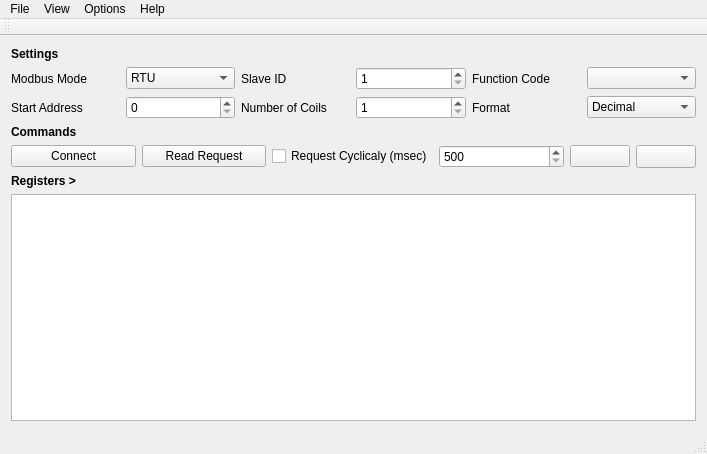
First picture: the form in forms/mainwindow.ui, repository ExplorerOL/QModbusExplorer, before the edit.
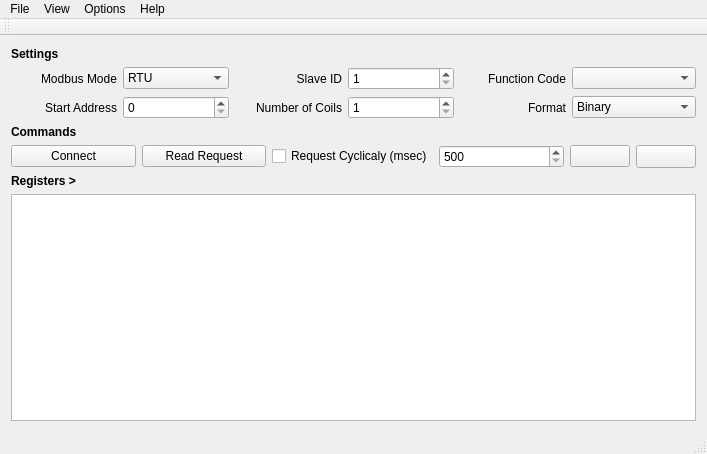
Second picture: the form after the edit. Icons and pictures are not drawn.

What changed in the file:
```diff
--- a/forms/mainwindow.ui
+++ b/forms/mainwindow.ui
@@ -39,6 +39,9 @@
         <property name="text">
          <string>Format</string>
         </property>
+        <property name="alignment">
+         <set>Qt::AlignRight|Qt::AlignTrailing|Qt::AlignVCenter</set>
+        </property>
        </widget>
       </item>
       <item row="0" column="0">
@@ -46,6 +49,9 @@
         <property name="text">
          <string>Modbus Mode</string>
         </property>
+        <property name="alignment">
+         <set>Qt::AlignRight|Qt::AlignTrailing|Qt::AlignVCenter</set>
+        </property>
         <property name="buddy">
          <cstring>cmbModbusMode</cstring>
         </property>
@@ -70,6 +76,9 @@
         <property name="text">
          <string>Slave ID</string>
         </property>
+        <property name="alignment">
+         <set>Qt::AlignRight|Qt::AlignTrailing|Qt::AlignVCenter</set>
+        </property>
         <property name="buddy">
          <cstring>sbSlaveID</cstring>
         </property>
@@ -90,6 +99,9 @@
         <property name="text">
          <string>Function Code</string>
         </property>
+        <property name="alignment">
+         <set>Qt::AlignRight|Qt::AlignTrailing|Qt::AlignVCenter</set>
+        </property>
         <property name="buddy">
          <cstring>cmbFunctionCode</cstring>
         </property>
@@ -103,6 +115,9 @@
         <property name="text">
          <string>Start Address</string>
         </property>
+        <property name="alignment">
+         <set>Qt::AlignRight|Qt::AlignTrailing|Qt::AlignVCenter</set>
+        </property>
         <property name="buddy">
          <cstring>sbStartAddress</cstring>
         </property>
@@ -120,6 +135,9 @@
         <property name="text">
          <string>Number of Coils</string>
         </property>
+        <property name="alignment">
+         <set>Qt::AlignRight|Qt::AlignTrailing|Qt::AlignVCenter</set>
+        </property>
         <property name="buddy">
          <cstring>sbNoOfCoils</cstring>
         </property>
@@ -138,7 +156,7 @@
       <item row="1" column="5">
        <widget class="QComboBox" name="cmbBase">
         <property name="currentIndex">
-         <number>1</number>
+         <number>0</number>
         </property>
         <item>
          <property name="text">
@@ -147,7 +165,7 @@
         </item>
         <item>
          <property name="text">
-          <string>Decimal</string>
+          <string>Unsigned Integer</string>
          </property>
         </item>
         <item>
```
